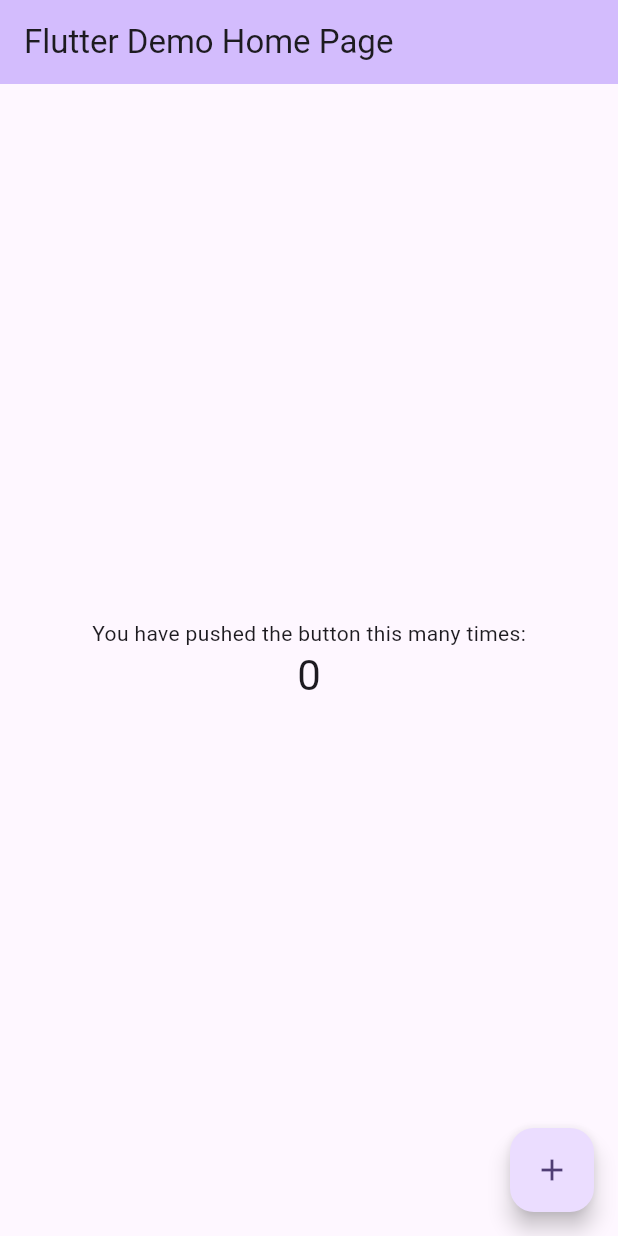
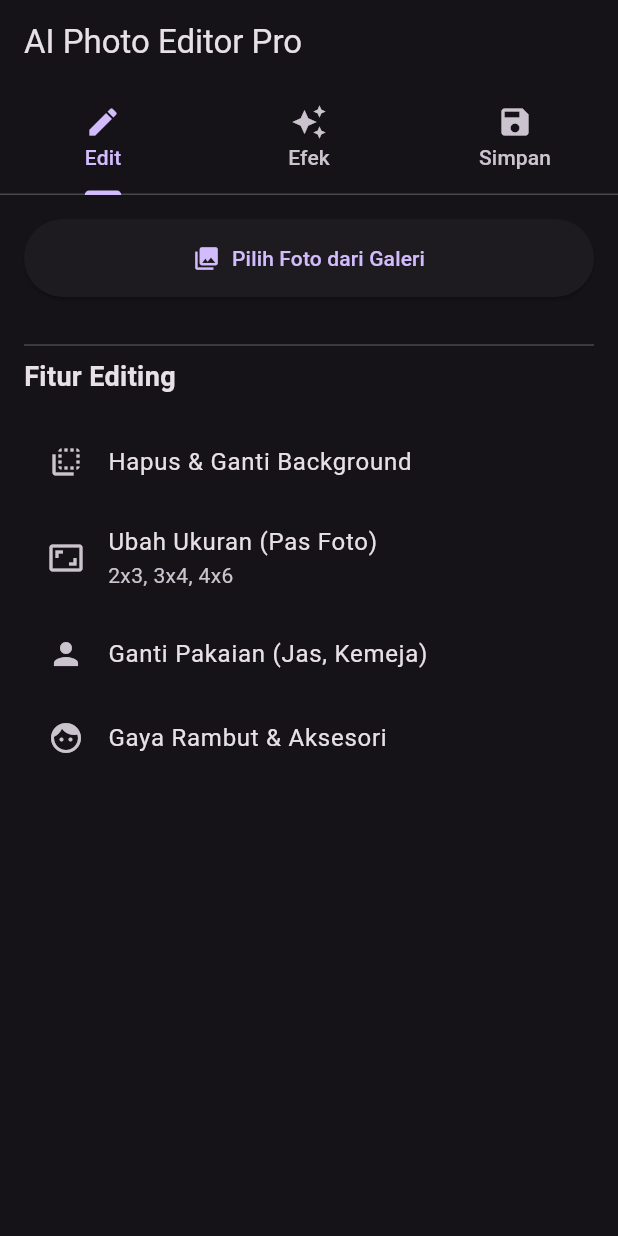
Before and after one commit to could-ai/019a5795-ea42-7f25-9c96-01ad7cd73257, a Flutter app: the screen it shows after launch, on a phone screen of 412 x 824 dp. Run offline on Flutter 3.47's test engine with Material 3 defaults, Android fonts, the phone set to English and light mode, and no system bars.

Commit message:
Menyiapkan aplikasi utama dengan judul "AI Photo Editor Pro". Mengkonfigurasi tema Material 3 dengan skema warna gelap dan menetapkan HomeScreen sebagai halaman utama. Menghapus kode demo counter default.; Menambahkan dependensi yang diperlukan untuk fungsionalitas inti. `image_picker` ditambahkan untuk memungkinkan pengguna memilih gambar dari galeri mereka, dan `permission_handler` disertakan untuk mengelola izin akses file yang diperlukan.; Membuat file HomeScreen baru yang berfungsi sebagai shell UI utama. Ini mengatur `DefaultTabController` dengan tiga tab: "Edit", "Efek", dan "Simpan", masing-masing dengan ikon yang sesuai. `TabBarView` ditautkan untuk menampilkan konten dari setiap tab.; Membuat UI untuk tab "Edit". Ini mencakup tombol besar untuk memilih foto dari galeri dan daftar fitur pengeditan yang diminta, seperti menghapus background, mengubah ukuran, mengganti pakaian, dan menambahkan aksesori. Setiap item daftar memiliki ikon yang relevan.; Membuat UI untuk tab "Efek". Ini menampilkan placeholder untuk kisi filter foto dan beberapa slider untuk fitur "Mode Kecantikan", seperti kehalusan kulit dan pencerahan wajah, memberikan kerangka kerja visual untuk fungsionalitas efek.; Membuat UI untuk tab "Simpan". Ini mencakup area pratinjau besar untuk gambar yang diedit, tombol "Simpan ke Galeri" yang menonjol, dan teks konfirmasi yang meyakinkan pengguna bahwa hasilnya akan berkualitas tinggi dan tanpa watermark.

```diff
--- a/usr/lib/main.dart
+++ b/usr/lib/main.dart
@@ -1,120 +1,26 @@
 import 'package:flutter/material.dart';
+import 'package:couldai_user_app/screens/home_screen.dart';
 
 void main() {
-  runApp(const MyApp());
+  runApp(const AIPhotoEditorProApp());
 }
 
-class MyApp extends StatelessWidget {
-  const MyApp({super.key});
+class AIPhotoEditorProApp extends StatelessWidget {
+  const AIPhotoEditorProApp({super.key});
 
-  // This widget is the root of your application.
   @override
   Widget build(BuildContext context) {
     return MaterialApp(
-      title: 'Flutter Demo',
+      title: 'AI Photo Editor Pro',
       debugShowCheckedModeBanner: false,
       theme: ThemeData(
-        // This is the theme of your application.
-        //
-        // TRY THIS: Try running your application with "flutter run". You'll see
-        // the application has a purple toolbar. Then, without quitting the app,
-        // try changing the seedColor in the colorScheme below to Colors.green
-        // and then invoke "hot reload" (save your changes or press the "hot
-        // reload" button in a Flutter-supported IDE, or press "r" if you used
-        // the command line to start the app).
-        //
-        // Notice that the counter didn't reset back to zero; the application
-        // state is not lost during the reload. To reset the state, use hot
-        // restart instead.
-        //
-        // This works for code too, not just values: Most code changes can be
-        // tested with just a hot reload.
-        colorScheme: ColorScheme.fromSeed(seedColor: Colors.deepPurple),
+        colorScheme: ColorScheme.fromSeed(
+          seedColor: Colors.deepPurple,
+          brightness: Brightness.dark,
+        ),
+        useMaterial3: true,
       ),
-      home: const MyHomePage(title: 'Flutter Demo Home Page'),
+      home: const HomeScreen(),
     );
   }
 }
-
-class MyHomePage extends StatefulWidget {
-  const MyHomePage({super.key, required this.title});
-
-  // This widget is the home page of your application. It is stateful, meaning
-  // that it has a State object (defined below) that contains fields that affect
-  // how it looks.
-
-  // This class is the configuration for the state. It holds the values (in this
-  // case the title) provided by the parent (in this case the App widget) and
-  // used by the build method of the State. Fields in a Widget subclass are
-  // always marked "final".
-
-  final String title;
-
-  @override
-  State<MyHomePage> createState() => _MyHomePageState();
-}
-
-class _MyHomePageState extends State<MyHomePage> {
-  int _counter = 0;
-
-  void _incrementCounter() {
-    setState(() {
-      // This call to setState tells the Flutter framework that something has
-      // changed in this State, which causes it to rerun the build method below
-      // so that the display can reflect the updated values. If we changed
-      // _counter without calling setState(), then the build method would not be
-      // called again, and so nothing would appear to happen.
-      _counter++;
-    });
-  }
-
-  @override
-  Widget build(BuildContext context) {
-    // This method is rerun every time setState is called, for instance as done
-    // by the _incrementCounter method above.
-    //
-    // The Flutter framework has been optimized to make rerunning build methods
-    // fast, so that you can just rebuild anything that needs updating rather
-    // than having to individually change instances of widgets.
-    return Scaffold(
-      appBar: AppBar(
-        // TRY THIS: Try changing the color here to a specific color (to
-        // Colors.amber, perhaps?) and trigger a hot reload to see the AppBar
-        // change color while the other colors stay the same.
-        backgroundColor: Theme.of(context).colorScheme.inversePrimary,
-        // Here we take the value from the MyHomePage object that was created by
-        // the App.build method, and use it to set our appbar title.
-        title: Text(widget.title),
-      ),
-      body: Center(
-        // Center is a layout widget. It takes a single child and positions it
-        // in the middle of the parent.
-        child: Column(
-          // Column is also a layout widget. It takes a list of children and
-          // arranges them vertically. By default, it sizes itself to fit its
-          // children horizontally, and tries to be as tall as its parent.
-          //
-          // Column has various properties to control how it sizes itself and
-          // how it positions its children. Here we use mainAxisAlignment to
-          // center the children vertically; the main axis here is the vertical
-          // axis because Columns are vertical (the cross axis would be
-          // horizontal).
-          //
-          // TRY THIS: Invoke "debug painting" (choose the "Toggle Debug Paint"
-          // action in the IDE, or press "p" in the console), to see the
-          // wireframe for each widget.
-          mainAxisAlignment: MainAxisAlignment.center,
-          children: <Widget>[
-            const Text('You have pushed the button this many times:'),
-            Text('$_counter', style: Theme.of(context).textTheme.headlineMedium),
-          ],
-        ),
-      ),
-      floatingActionButton: FloatingActionButton(
-        onPressed: _incrementCounter,
-        tooltip: 'Increment',
-        child: const Icon(Icons.add),
-      ), // This trailing comma makes auto-formatting nicer for build methods.
-    );
-  }
-}
--- /dev/null
+++ b/usr/lib/screens/home_screen.dart
@@ -0,0 +1,34 @@
+import 'package:flutter/material.dart';
+import 'package:couldai_user_app/screens/tabs/edit_tab.dart';
+import 'package:couldai_user_app/screens/tabs/effects_tab.dart';
+import 'package:couldai_user_app/screens/tabs/save_tab.dart';
+
+class HomeScreen extends StatelessWidget {
+  const HomeScreen({super.key});
+
+  @override
+  Widget build(BuildContext context) {
+    return DefaultTabController(
+      length: 3,
+      child: Scaffold(
+        appBar: AppBar(
+          title: const Text('AI Photo Editor Pro'),
+          bottom: const TabBar(
+            tabs: [
+              Tab(icon: Icon(Icons.edit), text: 'Edit'),
+              Tab(icon: Icon(Icons.auto_awesome), text: 'Efek'),
+              Tab(icon: Icon(Icons.save), text: 'Simpan'),
+            ],
+          ),
+        ),
+        body: const TabBarView(
+          children: [
+            EditTab(),
+            EffectsTab(),
+            SaveTab(),
+          ],
+        ),
+      ),
+    );
+  }
+}
--- /dev/null
+++ b/usr/lib/screens/tabs/edit_tab.dart
@@ -0,0 +1,52 @@
+import 'package:flutter/material.dart';
+
+class EditTab extends StatelessWidget {
+  const EditTab({super.key});
+
+  @override
+  Widget build(BuildContext context) {
+    return SingleChildScrollView(
+      padding: const EdgeInsets.all(16.0),
+      child: Column(
+        crossAxisAlignment: CrossAxisAlignment.stretch,
+        children: [
+          ElevatedButton.icon(
+            onPressed: () {
+              // TODO: Implement image picking
+            },
+            icon: const Icon(Icons.photo_library),
+            label: const Text('Pilih Foto dari Galeri'),
+            style: ElevatedButton.styleFrom(
+              padding: const EdgeInsets.symmetric(vertical: 16.0),
+            ),
+          ),
+          const SizedBox(height: 24),
+          const Divider(),
+          const Text('Fitur Editing', style: TextStyle(fontSize: 18, fontWeight: FontWeight.bold)),
+          const SizedBox(height: 16),
+          ListTile(
+            leading: const Icon(Icons.flip_to_back),
+            title: const Text('Hapus & Ganti Background'),
+            onTap: () {},
+          ),
+          ListTile(
+            leading: const Icon(Icons.aspect_ratio),
+            title: const Text('Ubah Ukuran (Pas Foto)'),
+            subtitle: const Text('2x3, 3x4, 4x6'),
+            onTap: () {},
+          ),
+          ListTile(
+            leading: const Icon(Icons.person),
+            title: const Text('Ganti Pakaian (Jas, Kemeja)'),
+            onTap: () {},
+          ),
+          ListTile(
+            leading: const Icon(Icons.face),
+            title: const Text('Gaya Rambut & Aksesori'),
+            onTap: () {},
+          ),
+        ],
+      ),
+    );
+  }
+}
```
Also changed, not shown: usr/lib/screens/tabs/effects_tab.dart (added, +49 -0 lines), usr/lib/screens/tabs/save_tab.dart (added, +50 -0 lines), usr/pubspec.yaml (+3 -70 lines).
